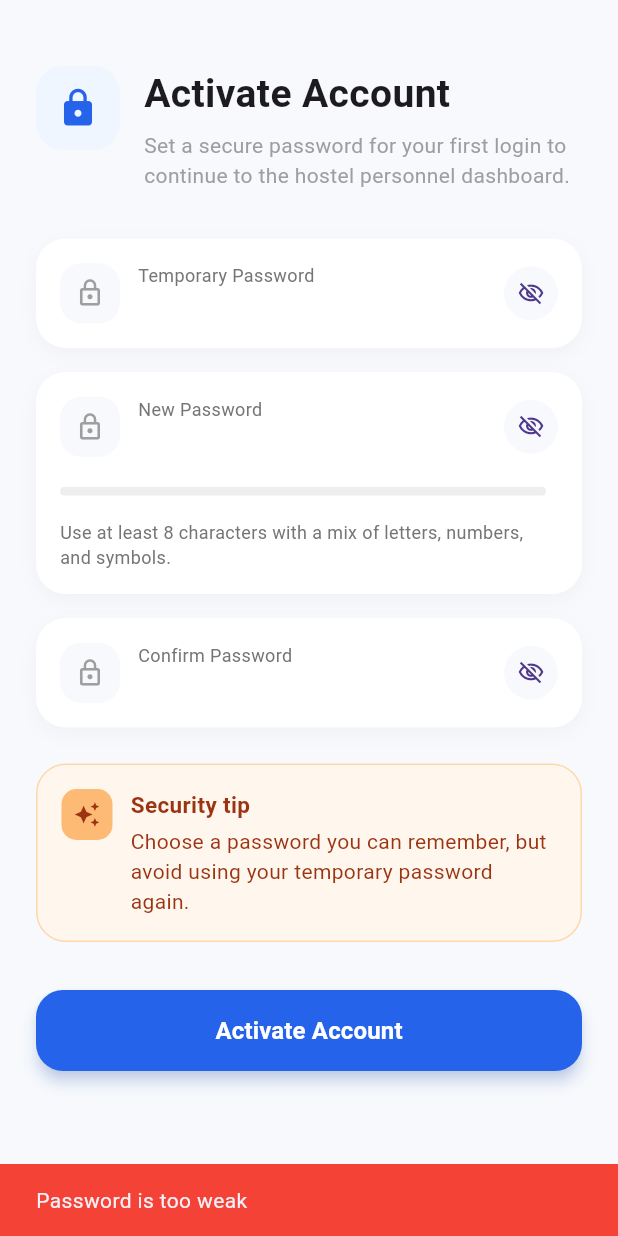
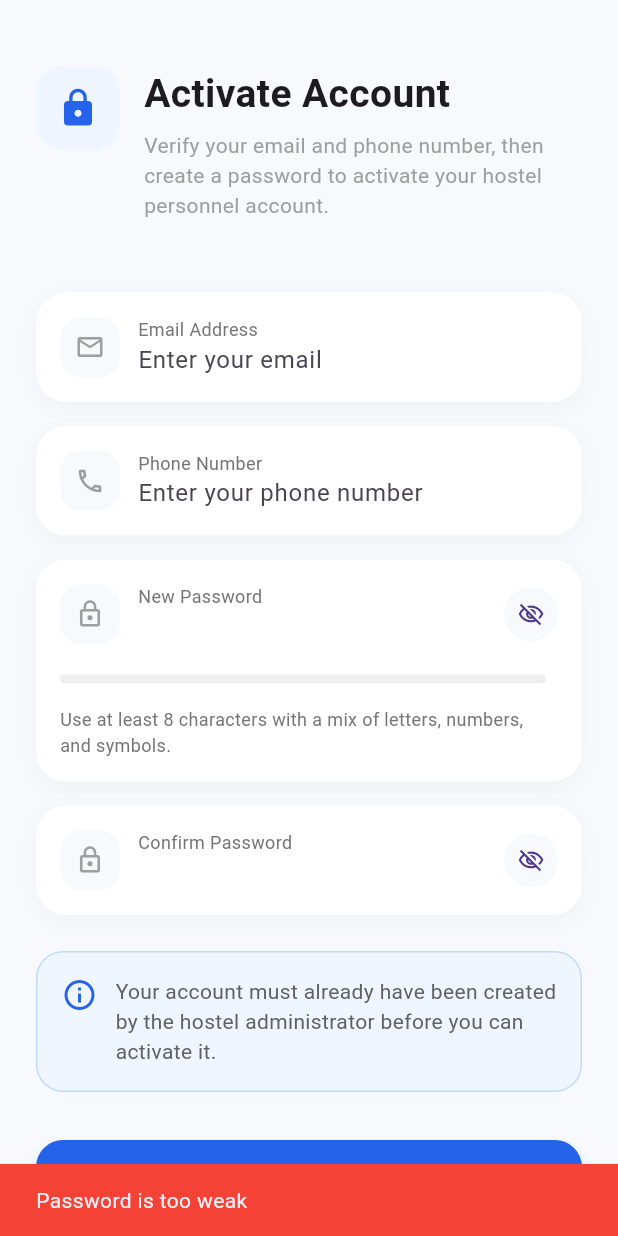
Before and after one commit to bebiebright11-eng/MakHub, a Flutter app: the ActivateAccountScreen screen opened by its route, after a tap on "Activate Account", on a phone screen of 412 x 824 dp. Run offline on Flutter 3.47's test engine with Material 3 defaults, Android fonts, the phone set to English and light mode, and no system bars; our stand-ins replace cloud_firestore, firebase_auth, firebase_core; accounts and stored records are empty.

Commit message:
Implement hostel personnel account activation and Firebase authentication login

```diff
--- a/lib/features/authentication/presentation/screens/personnel/activate_account_screen.dart
+++ b/lib/features/authentication/presentation/screens/personnel/activate_account_screen.dart
@@ -1,6 +1,8 @@
 // ignore_for_file: file_names, deprecated_member_use
 import 'package:flutter/material.dart';
-import '3_dashboard_screen.dart';
+import 'package:cloud_firestore/cloud_firestore.dart';
+import 'package:firebase_auth/firebase_auth.dart';
+
 
 class ActivateAccountScreen extends StatefulWidget {
   const ActivateAccountScreen({super.key});
@@ -10,11 +12,12 @@ class ActivateAccountScreen extends StatefulWidget {
 }
 
 class _ActivateAccountScreenState extends State<ActivateAccountScreen> {
-  final _tempPassController = TextEditingController();
+  final _emailController = TextEditingController();
+  final _phoneController = TextEditingController();
   final _newPassController = TextEditingController();
   final _confirmPassController = TextEditingController();
 
-  bool _obscureTemp = true;
+
   bool _obscureNew = true;
   bool _obscureConfirm = true;
 
@@ -38,26 +41,96 @@ class _ActivateAccountScreenState extends State<ActivateAccountScreen> {
     setState(() {});
   }
 
-  void _activateAccount() {
+  Future<void> _activateAccount() async {
+
   if (_newPassController.text != _confirmPassController.text) {
     ScaffoldMessenger.of(context).showSnackBar(
-        const SnackBar(content: Text('Passwords do not match'), backgroundColor: Colors.red),
+      const SnackBar(
+        content: Text("Passwords do not match"),
+        backgroundColor: Colors.red,
+      ),
     );
     return;
   }
+
   if (_passwordStrength < 0.6) {
     ScaffoldMessenger.of(context).showSnackBar(
-        const SnackBar(content: Text('Password is too weak'), backgroundColor: Colors.red),
+      const SnackBar(
+        content: Text("Password is too weak"),
+        backgroundColor: Colors.red,
+      ),
     );
     return;
   }
-    // TODO: Call API to activate
-    Navigator.pushReplacementNamed(context, '/dashboard');
+
+  final email = _emailController.text.trim();
+  final phone = _phoneController.text.trim();
+
+  final result = await FirebaseFirestore.instance
+      .collection('personnel')
+      .where('email', isEqualTo: email)
+      .where('phoneNumber', isEqualTo: phone)
+      .limit(1)
+      .get();
+
+      print("Email entered: $email");
+print("Phone entered: $phone");
+print("Documents found: ${result.docs.length}");
+
+  if (result.docs.isEmpty) {
+
+    ScaffoldMessenger.of(context).showSnackBar(
+      const SnackBar(
+        content: Text("Account does not exist."),
+        backgroundColor: Colors.red,
+      ),
+    );
+
+    return;
+  }
+
+  final data = result.docs.first.data();
+  final docId = result.docs.first.id;
+
+if (data['activated'] == true) {
+  ScaffoldMessenger.of(context).showSnackBar(
+    const SnackBar(
+      content: Text('This account has already been activated. Please login.'),
+      backgroundColor: Colors.orange,
+    ),
+  );
+  return;
+}
+
+await FirebaseAuth.instance.createUserWithEmailAndPassword(
+  email: email,
+  password: _newPassController.text,
+);
+
+final user = FirebaseAuth.instance.currentUser;
+
+await FirebaseFirestore.instance
+    .collection('personnel')
+    .doc(docId)
+    .update({
+  'activated': true,
+  'firebaseUid': user!.uid,
+});
+
+  ScaffoldMessenger.of(context).showSnackBar(
+    const SnackBar(
+      content: Text("Account activated successfully."),
+      backgroundColor: Colors.green,
+    ),
+  );
+
+  Navigator.pushReplacementNamed(context, '/login');
 }
 
   @override
   void dispose() {
-    _tempPassController.dispose();
+    _emailController.dispose();
+    _phoneController.dispose();
     _newPassController.dispose();
     _confirmPassController.dispose();
     super.dispose();
@@ -95,7 +168,7 @@ class _ActivateAccountScreenState extends State<ActivateAccountScreen> {
                         Text('Activate Account', style: TextStyle(fontSize: 26, fontWeight: FontWeight.bold)),
                         SizedBox(height: 6),
                         Text(
-                          'Set a secure password for your first login to continue to the hostel personnel dashboard.',
+                          'Verify your email and phone number, then create a password to activate your hostel personnel account.',
                           style: TextStyle(color: Colors.grey, height: 1.4),
                         ),
                       ],
@@ -105,13 +178,28 @@ class _ActivateAccountScreenState extends State<ActivateAccountScreen> {
               ),
               const SizedBox(height: 32),
 
-              // TEMP PASSWORD
-              _passwordField(
-                label: 'Temporary Password',
-                controller: _tempPassController,
-                obscure: _obscureTemp,
-                toggle: () => setState(() => _obscureTemp = !_obscureTemp),
+
+
+
+
+              const SizedBox(height: 16),
+
+              _buildTextField(
+  label: "Email Address",
+  controller: _emailController,
+  icon: Icons.email_outlined,
+  hint: "Enter your email",
 ),
+
+const SizedBox(height: 16),
+
+_buildTextField(
+  label: "Phone Number",
+  controller: _phoneController,
+  icon: Icons.phone_outlined,
+  hint: "Enter your phone number",
+),
+
 const SizedBox(height: 16),
 
               // NEW PASSWORD + STRENGTH
@@ -122,6 +210,8 @@ class _ActivateAccountScreenState extends State<ActivateAccountScreen> {
                 toggle: () => setState(() => _obscureNew = !_obscureNew),
               ),
               const SizedBox(height: 16),
+
+
 
               // CONFIRM PASSWORD
               _passwordField(
@@ -136,33 +226,29 @@ class _ActivateAccountScreenState extends State<ActivateAccountScreen> {
               Container(
   padding: const EdgeInsets.all(16),
   decoration: BoxDecoration(
-                  color: const Color(0xFFFFF7ED),
-                  borderRadius: BorderRadius.circular(20),
-                  border: Border.all(color: const Color(0xFFFED7AA)),
+    color: const Color(0xFFEFF6FF),
+    borderRadius: BorderRadius.circular(18),
+    border: Border.all(
+      color: const Color(0xFFBFDBFE),
+    ),
   ),
   child: Row(
     crossAxisAlignment: CrossAxisAlignment.start,
     children: [
-                    Container(
-                      padding: const EdgeInsets.all(8),
-                      decoration: BoxDecoration(
-                        color: const Color(0xFFFDBA74),
-                        borderRadius: BorderRadius.circular(10),
+      const Icon(
+        Icons.info_outline,
+        color: Color(0xFF2563EB),
       ),
-                      child: const Icon(Icons.auto_awesome, color: Color(0xFF9A3412), size: 18),
+
+      const SizedBox(width: 12),
+
+      Expanded(
+        child: Text(
+          "Your account must already have been created by the hostel administrator before you can activate it.",
+          style: TextStyle(
+            color: Colors.grey.shade700,
+            height: 1.4,
           ),
-                    const SizedBox(width: 12),
-                    const Expanded(
-                      child: Column(
-                        crossAxisAlignment: CrossAxisAlignment.start,
-                        children: [
-                          Text('Security tip', style: TextStyle(fontWeight: FontWeight.bold, color: Color(0xFF9A3412), fontSize: 15)),
-                          SizedBox(height: 4),
-                          Text(
-                            'Choose a password you can remember, but avoid using your temporary password again.',
-                            style: TextStyle(color: Color(0xFF9A3412)),
-                          ),
-                        ],
         ),
       ),
     ],
@@ -191,6 +277,69 @@ class _ActivateAccountScreenState extends State<ActivateAccountScreen> {
       ),
     );
   }
+
+Widget _buildTextField({
+  required String label,
+  required TextEditingController controller,
+  required IconData icon,
+  required String hint,
+}) {
+  return Container(
+    padding: const EdgeInsets.all(16),
+    decoration: BoxDecoration(
+      color: Colors.white,
+      borderRadius: BorderRadius.circular(20),
+      boxShadow: [
+        BoxShadow(
+          color: Colors.black.withOpacity(0.03),
+          blurRadius: 10,
+          offset: const Offset(0, 4),
+        ),
+      ],
+    ),
+    child: Row(
+      children: [
+        Container(
+          padding: const EdgeInsets.all(10),
+          decoration: BoxDecoration(
+            color: const Color(0xFFF7F9FC),
+            borderRadius: BorderRadius.circular(14),
+          ),
+          child: Icon(
+            icon,
+            color: Colors.grey,
+            size: 20,
+          ),
+        ),
+        const SizedBox(width: 12),
+        Expanded(
+          child: Column(
+            crossAxisAlignment: CrossAxisAlignment.start,
+            children: [
+              Text(
+                label,
+                style: TextStyle(
+                  color: Colors.grey.shade600,
+                  fontSize: 12,
+                ),
+              ),
+              TextField(
+                controller: controller,
+                decoration: InputDecoration(
+                  hintText: hint,
+                  border: InputBorder.none,
+                  isDense: true,
+                  contentPadding: EdgeInsets.zero,
+                ),
+              ),
+            ],
+          ),
+        ),
+      ],
+    ),
+  );
+}
+
 
   Widget _passwordField({
     required String label,
```
Also changed, not shown: lib/features/authentication/presentation/screens/admin/admin_add_personnel_screen.dart (added, +340 -0 lines), lib/features/authentication/presentation/screens/admin/admin_hostel_details_screen.dart (+15 -4 lines), lib/features/authentication/presentation/screens/personnel/personnel_login_screen.dart (+91 -9 lines). Lines whose indentation alone changed are shown as unchanged.
